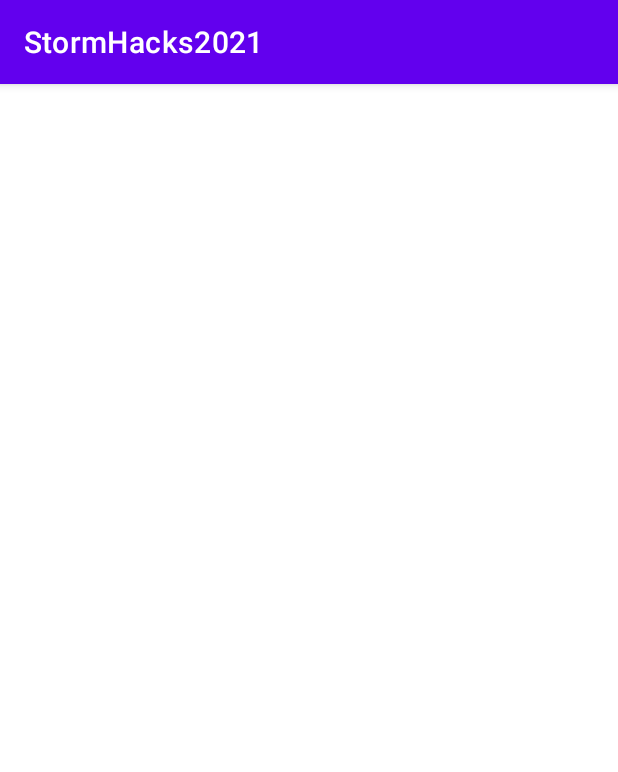
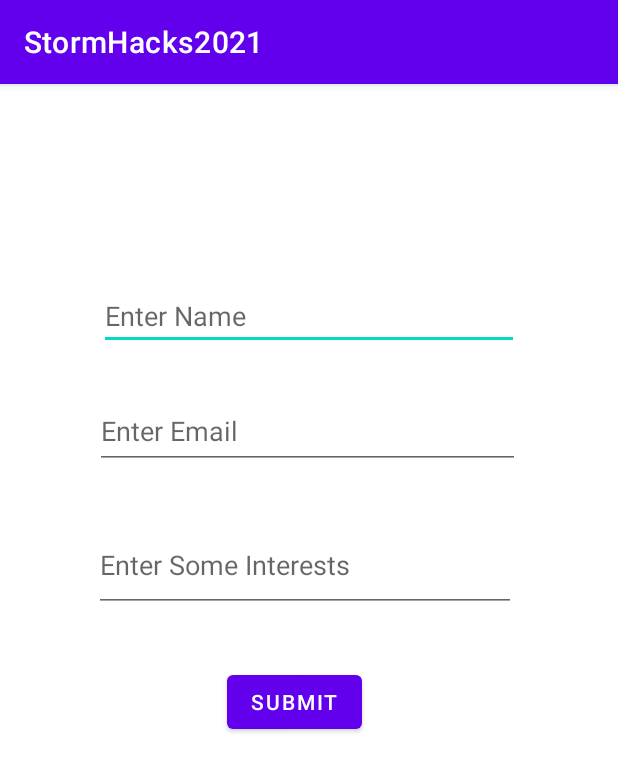
Before and after one commit to nam-m/StormHacks2021, an Android app: the NewUserActivity screen opened directly, with no data from a screen before it, on a phone screen of 412 x 824 dp. Shown: the top 772 px of the screen. Run offline under Robolectric (Android 15) with nearby library versions, the phone set to English and light mode, and no system bars; our stand-ins replace Firebase (no records; nobody signed in at launch, a user with empty details on screens opened directly).

Commit message:
Creates new add user screen

```diff
--- a/app/build.gradle
+++ b/app/build.gradle
@@ -1,5 +1,6 @@
 plugins {
     id 'com.android.application'
+    id 'com.google.gms.google-services'
 }
 
 android {
@@ -33,6 +34,7 @@ dependencies {
     implementation 'androidx.appcompat:appcompat:1.2.0'
     implementation 'com.google.android.material:material:1.3.0'
     implementation 'androidx.constraintlayout:constraintlayout:2.0.4'
+    implementation 'com.google.firebase:firebase-database:19.6.0'
     testImplementation 'junit:junit:4.+'
     androidTestImplementation 'androidx.test.ext:junit:1.1.2'
     androidTestImplementation 'androidx.test.espresso:espresso-core:3.3.0'
--- a/app/src/main/java/com/example/stormhacks2021/MessageActivity.java
+++ b/app/src/main/java/com/example/stormhacks2021/MessageActivity.java
@@ -11,6 +11,7 @@ import androidx.appcompat.app.AppCompatActivity;
 import com.google.android.material.bottomnavigation.BottomNavigationView;
 
 public class MessageActivity extends AppCompatActivity {
+
 
     @Override
     protected void onCreate(Bundle savedInstanceState) {
--- a/app/src/main/java/com/example/stormhacks2021/NewUserActivity.java
+++ b/app/src/main/java/com/example/stormhacks2021/NewUserActivity.java
@@ -2,13 +2,54 @@ package com.example.stormhacks2021;
 
 import androidx.appcompat.app.AppCompatActivity;
 
+import android.content.Context;
 import android.os.Bundle;
+import android.view.View;
+import android.widget.Button;
+import android.widget.EditText;
+import android.widget.Toast;
+
+import com.google.firebase.database.DatabaseReference;
+import com.google.firebase.database.FirebaseDatabase;
+
+import java.util.HashMap;
 
 public class NewUserActivity extends AppCompatActivity {
+    private EditText mName, mEmail, mInterests;
+    private Button submitBtn;
 
+    private FirebaseDatabase db = FirebaseDatabase.getInstance();
+    private DatabaseReference root = db.getReference().child("Users");
     @Override
     protected void onCreate(Bundle savedInstanceState) {
         super.onCreate(savedInstanceState);
         setContentView(R.layout.activity_new_user);
+
+        mName = findViewById(R.id.nameEditText);
+        mEmail = findViewById(R.id.emailEditText);
+        mInterests = findViewById(R.id.interestsEditText);
+        submitBtn = findViewById(R.id.submitBtn);
+
+        submitBtn.setOnClickListener(new View.OnClickListener() {
+            @Override
+            public void onClick(View view) {
+                String name = mName.getText().toString();
+                String email = mEmail.getText().toString();
+                String interests = mInterests.getText().toString();
+
+                HashMap<String , String> userMap = new HashMap<>();
+                userMap.put("name", name);
+                userMap.put("email", email);
+                userMap.put("interests", interests);
+
+                root.push().setValue(userMap);
+
+                Context context = getApplicationContext();
+                CharSequence text = "Submitted!";
+                int duration = Toast.LENGTH_SHORT;
+                Toast toast = Toast.makeText(context, text, duration);
+                toast.show();
+            }
+        });
     }
 }
--- a/app/src/main/res/layout/activity_new_user.xml
+++ b/app/src/main/res/layout/activity_new_user.xml
@@ -6,4 +6,58 @@
     android:layout_height="match_parent"
     tools:context=".NewUserActivity">
 
+    <EditText
+        android:id="@+id/nameEditText"
+        android:layout_width="280dp"
+        android:layout_height="41dp"
+        android:layout_marginStart="65dp"
+        android:layout_marginTop="136dp"
+        android:layout_marginEnd="66dp"
+        android:ems="10"
+        android:hint="Enter Name"
+        android:inputType="textPersonName"
+        app:layout_constraintEnd_toEndOf="parent"
+        app:layout_constraintStart_toStartOf="parent"
+        app:layout_constraintTop_toTopOf="parent" />
+
+    <EditText
+        android:id="@+id/emailEditText"
+        android:layout_width="283dp"
+        android:layout_height="50dp"
+        android:layout_marginStart="63dp"
+        android:layout_marginTop="29dp"
+        android:layout_marginEnd="65dp"
+        android:ems="10"
+        android:hint="Enter Email"
+        android:inputType="textPersonName"
+        app:layout_constraintEnd_toEndOf="parent"
+        app:layout_constraintStart_toStartOf="parent"
+        app:layout_constraintTop_toBottomOf="@+id/nameEditText" />
+
+    <EditText
+        android:id="@+id/interestsEditText"
+        android:layout_width="281dp"
+        android:layout_height="54dp"
+        android:layout_marginStart="62dp"
+        android:layout_marginTop="41dp"
+        android:layout_marginEnd="68dp"
+        android:ems="10"
+        android:gravity="start|top"
+        android:hint="Enter Some Interests"
+        android:inputType="textMultiLine"
+        app:layout_constraintEnd_toEndOf="parent"
+        app:layout_constraintStart_toStartOf="parent"
+        app:layout_constraintTop_toBottomOf="@+id/emailEditText" />
+
+    <Button
+        android:id="@+id/submitBtn"
+        android:layout_width="wrap_content"
+        android:layout_height="wrap_content"
+        android:layout_marginStart="149dp"
+        android:layout_marginTop="36dp"
+        android:layout_marginEnd="169dp"
+        android:text="Submit"
+        app:layout_constraintEnd_toEndOf="parent"
+        app:layout_constraintStart_toStartOf="parent"
+        app:layout_constraintTop_toBottomOf="@+id/interestsEditText" />
 </androidx.constraintlayout.widget.ConstraintLayout>
--- a/build.gradle
+++ b/build.gradle
@@ -6,6 +6,7 @@ buildscript {
     }
     dependencies {
         classpath 'com.android.tools.build:gradle:4.1.2'
+        classpath 'com.google.gms:google-services:4.3.5'
 
         // NOTE: Do not place your application dependencies here; they belong
         // in the individual module build.gradle files
```
Also changed, not shown: app/src/main/res/layout/activity_message.xml (+17 -6 lines), app/src/main/res/layout/item.xml (added, +84 -0 lines), 1 other file.
